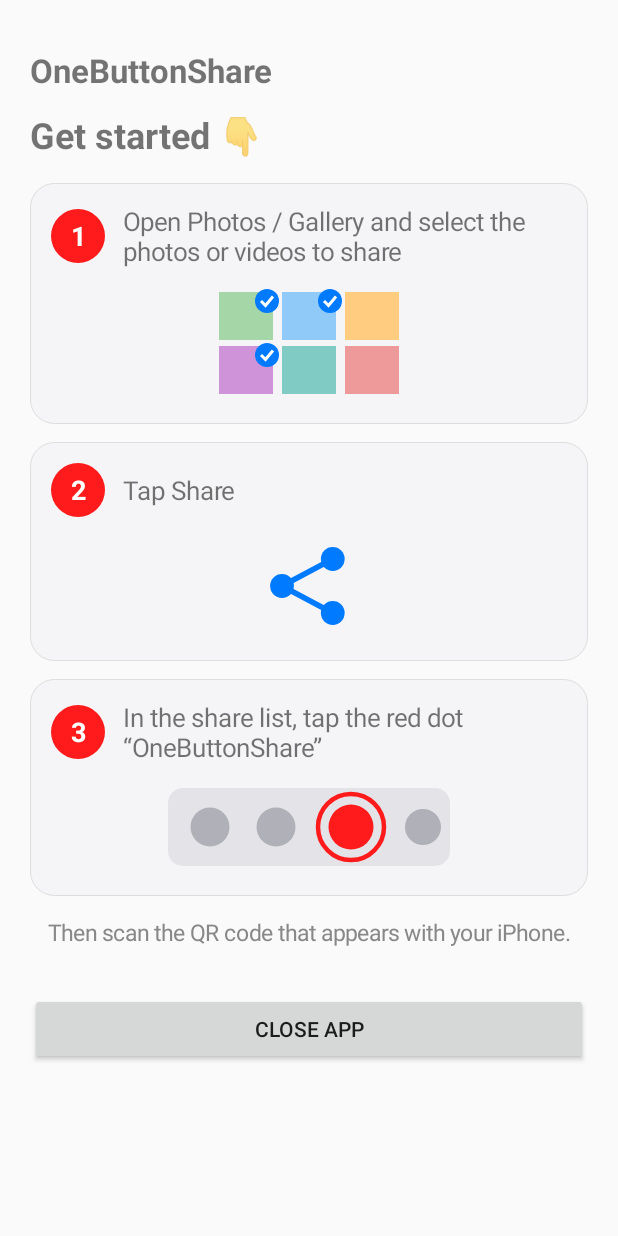
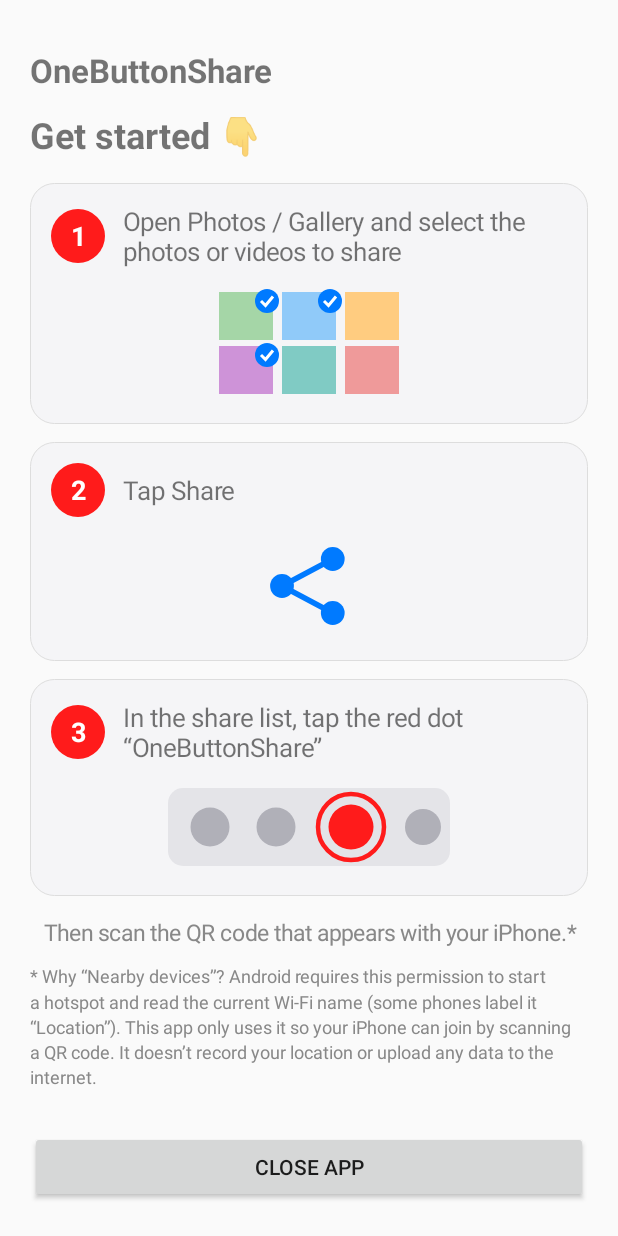
Before and after one commit to mrjackychung/OneButtonShare, an Android app: the screen it shows after launch (MainActivity), on a phone screen of 412 x 824 dp. Run offline under Robolectric (Android 15) with nearby library versions, the phone set to English and light mode, and no system bars; libraries missing offline, so code that uses them is left out: fi.iki.elonen.

Commit message:
Add footnote explaining Nearby devices permission on first-use page

```diff
--- a/app/src/main/java/com/example/phoneshare/MainActivity.kt
+++ b/app/src/main/java/com/example/phoneshare/MainActivity.kt
@@ -216,8 +216,15 @@ class MainActivity : Activity() {
             t("在分享列表里，点红点「OneButtonShare」", "In the share list, tap the red dot “OneButtonShare”"),
             R.drawable.ic_step3_dot), gap())
         tutorialBox.addView(TextView(this).apply {
-            text = t("然后用 iPhone 扫描出现的二维码即可。", "Then scan the QR code that appears with your iPhone.")
+            text = t("然后用 iPhone 扫描出现的二维码即可。*", "Then scan the QR code that appears with your iPhone.*")
             textSize = 15f; setTextColor(Color.GRAY); gravity = Gravity.CENTER; setPadding(0, dp(14), 0, dp(10))
+        })
+        tutorialBox.addView(TextView(this).apply {
+            text = t(
+                "* 为什么需要「附近设备」权限？Android 系统规定，开启热点、读取当前 Wi-Fi 名称都必须有这个权限（部分手机显示为「位置信息」）。本应用只用它让 iPhone 扫码加入，不会记录你的位置，也不会把任何数据上传到互联网。",
+                "* Why “Nearby devices”? Android requires this permission to start a hotspot and read the current Wi-Fi name (some phones label it “Location”). This app only uses it so your iPhone can join by scanning a QR code. It doesn’t record your location or upload any data to the internet."
+            )
+            textSize = 12f; setTextColor(Color.GRAY); setLineSpacing(0f, 1.2f); setPadding(0, 0, 0, dp(8))
         })
 
         // ---- 二维码区域 ----
```
